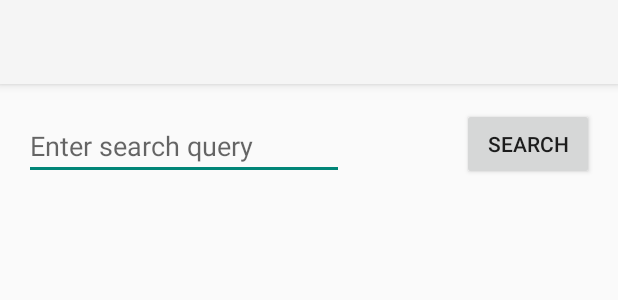
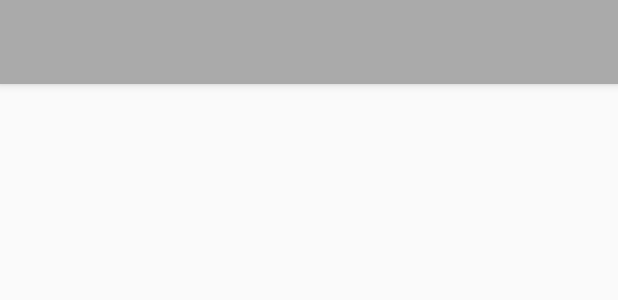
Before and after one commit to aliciaphes/NYTimesArticleSearch, an Android app: the layout activity_search.xml on its own in the app's theme, with its tools: preview values and no code run, on a phone screen of 412 x 824 dp. Shown: the top 300 px of the screen. Run offline under Robolectric (Android 15) with nearby library versions, the phone set to English and light mode, and no system bars.

Commit message:
Replace TextView+Button with SearchView in the menu. Set colors for the app theme.

```diff
--- a/app/src/main/java/com/codepath/nytimessearch/activities/ArticleActivity.java
+++ b/app/src/main/java/com/codepath/nytimessearch/activities/ArticleActivity.java
@@ -42,8 +42,10 @@ public class ArticleActivity extends AppCompatActivity {
         });
         webView.loadUrl(article.getArticleUrl());
 
+        //enable the app icon as an Up button (manifest indicates who the parent is):
+        getSupportActionBar().setDisplayHomeAsUpEnabled(true);
 
-        //todo: what does setDisplayHomeAsUpEnabled do again??
+        //todo: check 'hints' section
     }
 
 }
--- a/app/src/main/res/layout/content_search.xml
+++ b/app/src/main/res/layout/content_search.xml
@@ -13,7 +13,7 @@
     tools:context="com.codepath.nytimessearch.activities.SearchActivity"
     tools:showIn="@layout/activity_search">
 
-    <EditText
+<!--    <EditText
         android:layout_width="wrap_content"
         android:layout_height="wrap_content"
         android:inputType="textPersonName"
@@ -23,25 +23,24 @@
         android:imeOptions="actionDone"
         android:layout_alignParentLeft="true"
         android:layout_alignParentStart="true"
-        android:hint="@string/hint" />
+        android:hint="@string/hint" />-->
 
-    <Button
+<!--    <Button
         android:text="@string/search"
         android:layout_width="wrap_content"
         android:layout_height="wrap_content"
         android:id="@+id/btn_search"
         android:layout_alignParentTop="true"
         android:layout_alignParentRight="true"
-        android:layout_alignParentEnd="true"
-        android:onClick="onArticleSearch"/>
+        android:layout_alignParentEnd="true"/>-->
 
     <GridView
         android:layout_width="match_parent"
         android:layout_height="match_parent"
         android:id="@+id/gv_results"
-        android:layout_below="@+id/et_query"
         android:layout_centerHorizontal="true"
         android:layout_marginTop="23dp"
         android:numColumns="3" />
+    <!--android:layout_below="@+id/et_query"-->
 
 </RelativeLayout>
--- a/app/src/main/res/values/styles.xml
+++ b/app/src/main/res/values/styles.xml
@@ -1,12 +1,17 @@
 <resources>
 
     <!-- Base application theme. -->
-    <!--<style name="AppTheme" parent="Theme.AppCompat.Light.DarkActionBar">-->
+
     <style name="AppTheme" parent="Theme.AppCompat.Light.NoActionBar">
         <!-- Customize your theme here. -->
         <!--<item name="colorPrimary">@color/colorPrimary</item>-->
+        <item name="colorPrimary">@android:color/darker_gray</item>
+
         <!--<item name="colorPrimaryDark">@color/colorPrimaryDark</item>-->
+        <item name="colorPrimaryDark">@android:color/black</item>
+
         <!--<item name="colorAccent">@color/colorAccent</item>-->
+        <item name="colorAccent">@android:color/holo_red_dark</item>
     </style>
 
     <style name="AppTheme.NoActionBar">
```
Also changed, not shown: app/src/main/java/com/codepath/nytimessearch/activities/SearchActivity.java (+46 -11 lines), app/src/main/java/com/codepath/nytimessearch/fragments/FilterFragment.java (+24 -21 lines), app/src/main/res/menu/menu_search.xml (+10 -2 lines).
